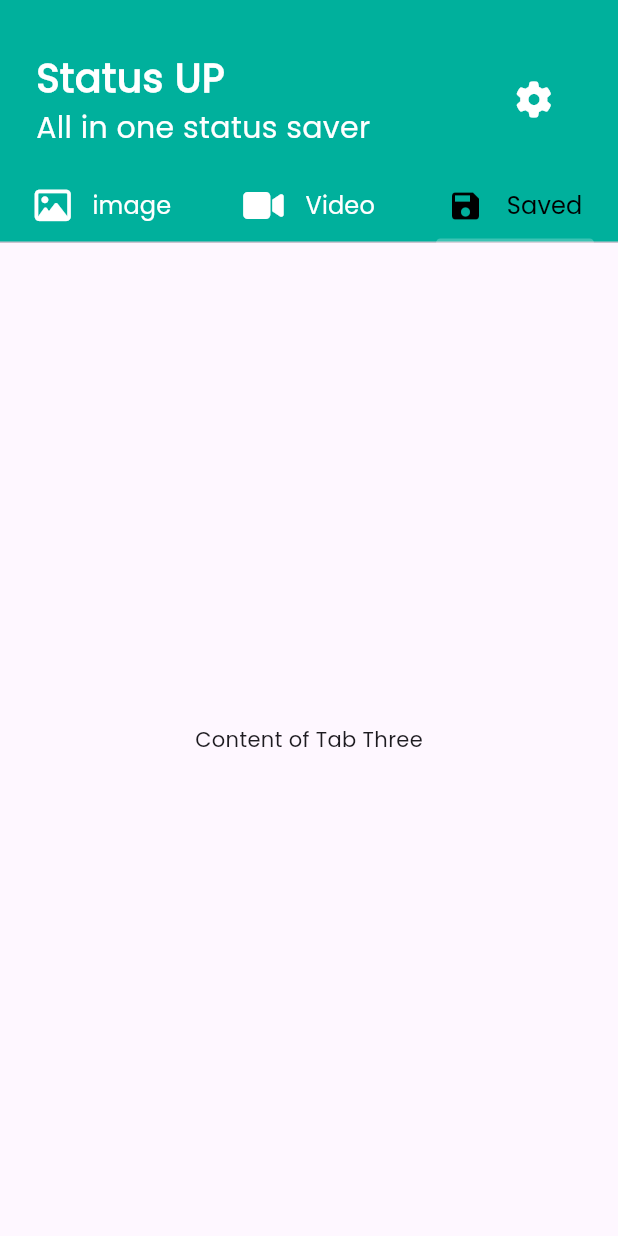
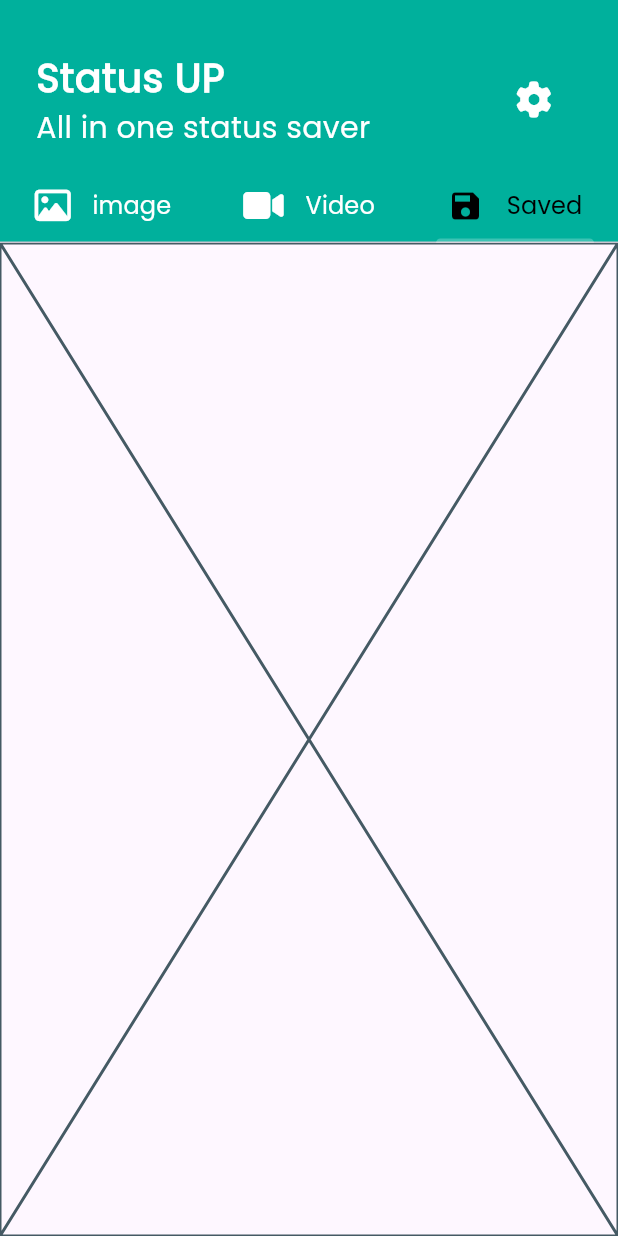
Before and after one commit to mohameddsalah60/whatsapp_status_saver, a Flutter app: the screen it shows after launch, tab 3 chosen, on a phone screen of 412 x 824 dp. Run offline on Flutter 3.47's test engine with Material 3 defaults, Android fonts, the light colour scheme and no system bars; our stand-ins replace flutter_bloc, font_awesome_flutter, video_player; missing offline and left inert: video_thumbnail.

Commit message:
create Saved Tab Bar View

```diff
--- a/lib/views/widgets/home_screen_body.dart
+++ b/lib/views/widgets/home_screen_body.dart
@@ -2,6 +2,7 @@ import 'package:flutter/material.dart';
 
 import 'home_screen_header.dart';
 import 'image_tab_bar_view.dart';
+import 'saved_tab_bar_view.dart';
 import 'tab_bar_header.dart';
 import 'video_tab_bar_view.dart';
 
@@ -22,7 +23,7 @@ class HomeScreenBody extends StatelessWidget {
               children: [
                 ImageTabBarView(),
                 VideoTabBarView(),
-                Center(child: Text('Content of Tab Three')),
+                SavedTabBarView(),
               ],
             ),
           ),
--- /dev/null
+++ b/lib/views/widgets/saved_tab_bar_view.dart
@@ -0,0 +1,10 @@
+import 'package:flutter/material.dart';
+
+class SavedTabBarView extends StatelessWidget {
+  const SavedTabBarView({super.key});
+
+  @override
+  Widget build(BuildContext context) {
+    return const Placeholder();
+  }
+}
```
